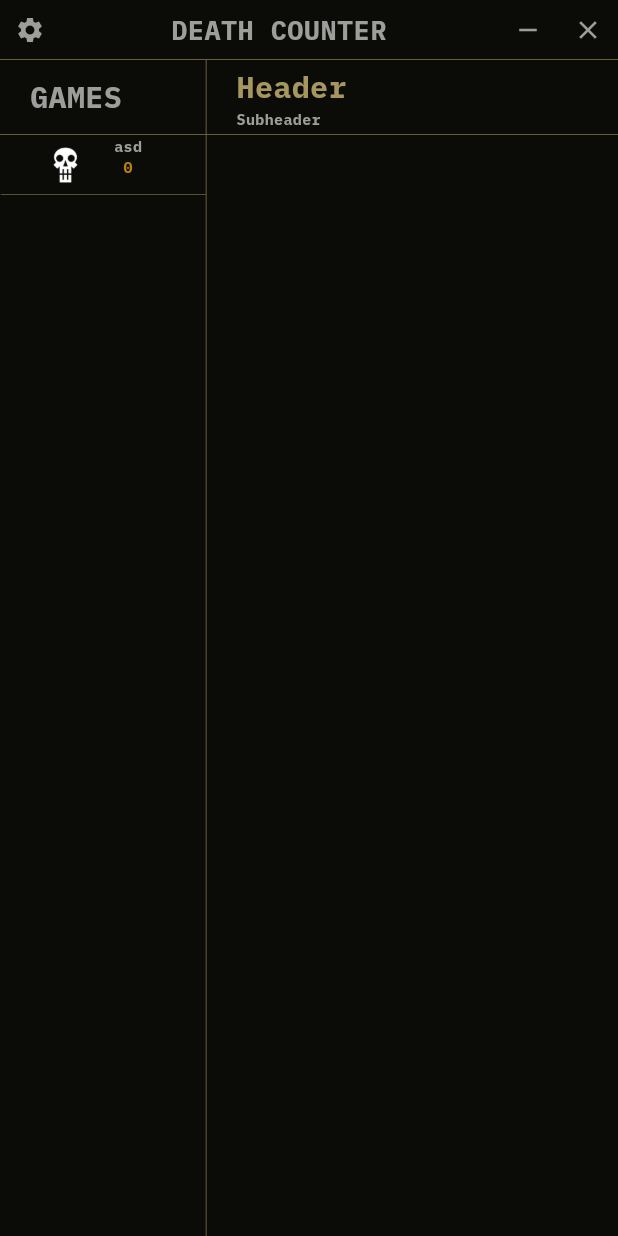
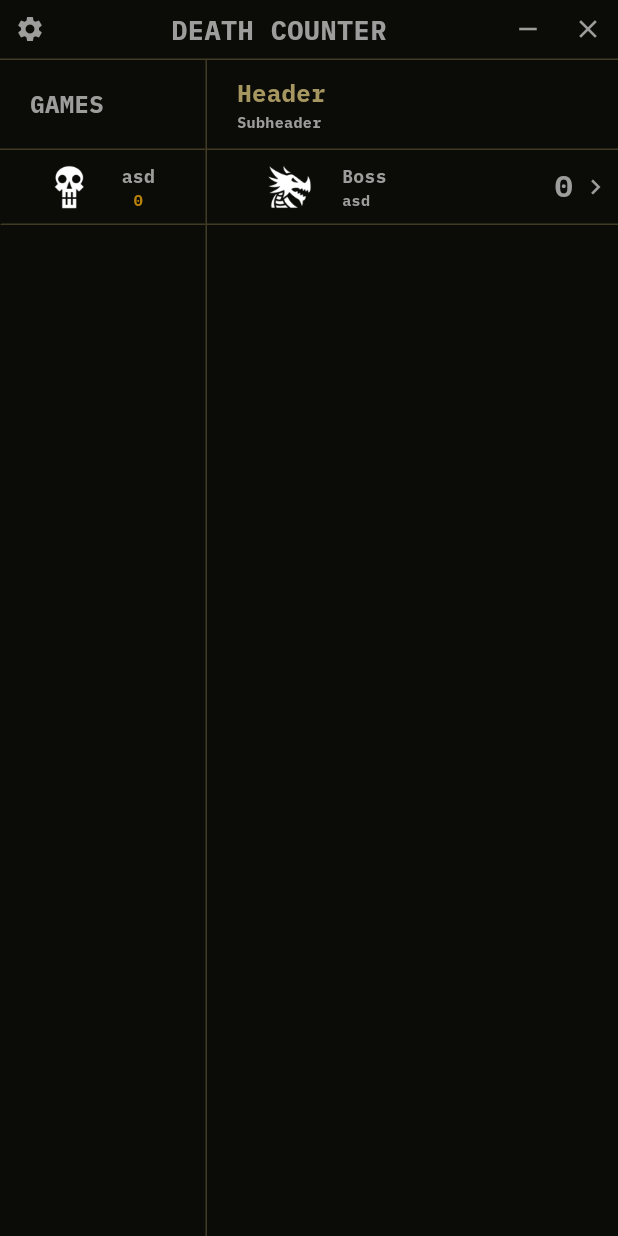
Before and after one commit to Wonder849/Death-Counter, a Flutter app: the screen it shows after launch, on a phone screen of 412 x 824 dp. Run offline on Flutter 3.47's test engine with Material 3 defaults, Android fonts, the light colour scheme and no system bars; missing offline and left inert: window_manager.

Commit message:
Add boss tile & fix sizes

```diff
--- a/lib/models/boss_model.dart
+++ b/lib/models/boss_model.dart
@@ -2,7 +2,7 @@ import 'package:flutter/material.dart';
 
 // Boss information
 class BossModel {
-  ImageProvider? bossIcon = AssetImage('Img/skull.png');
+  ImageProvider bossIcon = AssetImage('Img/dragon.png');
 
   String bossTitle = "Boss";
   String? bossSubTitle;
@@ -11,7 +11,7 @@ class BossModel {
 
   BossModel({ImageProvider? bossImage, required this.bossTitle, bossSubtitle, int? deaths})
   {
-    bossIcon = bossImage;
+    bossIcon = bossImage ?? AssetImage('Img/dragon.png');
     bossTitle = bossTitle;
     bossSubTitle = bossSubtitle;
     deaths = deaths;
--- a/lib/models/game_model.dart
+++ b/lib/models/game_model.dart
@@ -12,6 +12,7 @@ class GameModel {
   List<BossModel>? bosses;
 
   GameModel({ImageProvider? gameIcon, required this.gameName,int? gameDeaths,List<BossModel>? bosses}) {
+    gameIcon = gameIcon ?? AssetImage('Img/skull.png');
     gameName = gameName;
     gameDeaths = gameDeaths;
     bosses = bosses;
--- a/lib/pages/main_page.dart
+++ b/lib/pages/main_page.dart
@@ -1,6 +1,8 @@
+import 'package:death_counter/models/boss_model.dart';
 import 'package:death_counter/models/game_model.dart';
 import 'package:death_counter/styles/colors.dart';
 import 'package:death_counter/styles/sizes.dart';
+import 'package:death_counter/tiles.dart/boss_tile.dart';
 import 'package:death_counter/tiles.dart/game_tile.dart';
 import 'package:death_counter/utils/lists_headers.dart';
 import 'package:death_counter/utils/title_bar.dart';
@@ -31,7 +33,12 @@ class _MainPageState extends State<MainPage> {
                   ],
                 )),
                 VerticalDivider(width: MySizes.borderWidth, color: MyColors.bordersColor, thickness: MySizes.borderWidth,),
-                Expanded(flex: 2, child: BossListHeader()),
+                Expanded(flex: 2, child: Column(
+                  children: [
+                    BossListHeader(),
+                    BossTile(boss: BossModel(bossTitle: "Boss", bossSubtitle: "asd"))
+                  ],
+                )),
               ],
             ),
           ),
--- a/lib/styles/colors.dart
+++ b/lib/styles/colors.dart
@@ -3,7 +3,7 @@ import 'package:flutter/material.dart';
 class MyColors
 {
   static const mainDarkColor = Color(0xFF0b0b08);
-  static const bordersColor = Color(0xFFa6965f);
+  static const bordersColor = Color(0xFF413B26);
   static const whiteColor = Color(0xFF9d9d9c);
   static const yellowColor = Color(0xFFB8820A);
   static const almostYellowColor = Color(0xFFA6965F);
--- a/lib/styles/sizes.dart
+++ b/lib/styles/sizes.dart
@@ -3,10 +3,18 @@
 class MySizes
 {
   static const double textPad20 = 20;
-  static const double borderWidth = 0.4;
-  static const double headersHeight = 50;
-  static const double titlesTextSz = 20;
+
+  static const double borderWidth = 1;
+  static const double headersHeight = 60;
+
+  static const double titlesTextSz = 16;
   static const double subTitlesTextSz = 10;
-  static const double tilesHight = 40;
-  static const double iconsSz = 25;
+
+  static const double tilesTextSz = 12;
+
+  static const double tilesHight = 50;
+  static const double iconsSz = 30;
+
+  static const double buttonIconContSz = 40;
+  static const double buttonIconSz = 20;
 }
--- a/lib/tiles.dart/boss_tile.dart
+++ b/lib/tiles.dart/boss_tile.dart
@@ -0,0 +1,81 @@
+import 'package:death_counter/models/boss_model.dart';
+import 'package:death_counter/utils/buttons.dart';
+import 'package:death_counter/styles/colors.dart';
+import 'package:death_counter/styles/sizes.dart';
+import 'package:flutter/material.dart';
+
+// Widget that contains boss info
+// also contains button to interactive page
+// for changing boss info
+class BossTile extends StatefulWidget {
+
+  final BossModel boss;
+
+  const BossTile({super.key, required this.boss});
+
+  @override
+  State<BossTile> createState() => _BossTileState();
+}
+
+class _BossTileState extends State<BossTile> {
+
+  bool isSelected = false; // to check if this tile is selected for changing bg
+  bool isHighestDeaths = false; // to change deaths color
+
+  @override
+  Widget build(BuildContext context) {
+    return Container(
+      height: MySizes.tilesHight,
+      padding: EdgeInsets.only(left: 40),
+      decoration: BoxDecoration(
+        color: isSelected ? MyColors.activeTileBg : Colors.transparent,
+        border: Border(
+          bottom: BorderSide(color: MyColors.bordersColor, width: 1)
+        )
+      ),
+      child: Row(
+        crossAxisAlignment: CrossAxisAlignment.center,
+        children: [
+          Image(
+            image: widget.boss.bossIcon, height: MySizes.iconsSz, width: MySizes.iconsSz, fit: BoxFit.contain
+          ),
+          Expanded(
+            child: Padding(
+            padding: EdgeInsets.only(left: 20),
+            child: Column(
+              crossAxisAlignment: CrossAxisAlignment.start,
+              mainAxisSize: MainAxisSize.min,
+              children: [
+                Text(
+                  widget.boss.bossTitle,
+                  style: TextStyle(
+                    color: isSelected? MyColors.almostYellowColor : MyColors.whiteColor,
+                    fontSize: MySizes.tilesTextSz,
+                  ),
+                ),
+                Text(
+                  widget.boss.bossSubTitle?.toString() ?? '',
+                  style: TextStyle(color: isSelected? MyColors.yellowColor : MyColors.whiteColor, fontSize: 10),
+                ),
+              ],
+            ),
+            ),
+          ),
+          Row(
+            crossAxisAlignment: CrossAxisAlignment.start,
+            children: [
+              Text(
+                widget.boss.deaths?.toString() ?? '0',
+                style: TextStyle(
+                  color: isHighestDeaths? MyColors.yellowColor : MyColors.whiteColor,
+                  fontSize: 20
+                ),
+              ),
+              MyIconButton(icon: Icons.chevron_right, onPressed: () => {}, contSize: 30, iconSize: 20)
+            ],
+          )
+        ],
+      ),
+    );
+  }
+}
--- a/lib/tiles.dart/game_tile.dart
+++ b/lib/tiles.dart/game_tile.dart
@@ -7,7 +7,7 @@ import 'package:flutter/material.dart';
 class GameTile extends StatefulWidget {
   final GameModel game;
 
-  GameTile({required this.game, super.key});
+  const GameTile({required this.game, super.key});
 
   @override
   State<GameTile> createState() => _GameTileState();
@@ -19,17 +19,18 @@ class _GameTileState extends State<GameTile> {
   @override
   Widget build(BuildContext context) {
     return Container(
-      height: 40,
+      height: MySizes.tilesHight,
       decoration: BoxDecoration(
         color: isSelected ? MyColors.activeTileBg : Colors.transparent,
         border: Border(
           left: isSelected? BorderSide(width: 2, color: MyColors.yellowColor) : BorderSide(color: Colors.transparent),
-          bottom: BorderSide(width: MySizes.borderWidth, color: MyColors.bordersColor),
+          bottom: BorderSide(color: MyColors.bordersColor, width: 1)
         )
       ),
       child: Container(
         padding: EdgeInsets.only(left: 30),
         child: Row(
+          crossAxisAlignment: CrossAxisAlignment.center,
           children: [
             Image(
               image: widget.game.gameIcon, height: MySizes.iconsSz, width: MySizes.iconsSz, fit: BoxFit.contain
@@ -37,12 +38,13 @@ class _GameTileState extends State<GameTile> {
             Container(
               padding: EdgeInsets.only(left: 20),
               child: Column(
+                mainAxisAlignment: MainAxisAlignment.center,
                 children: [
                   Text(
                     widget.game.gameName,
                     style: TextStyle(
                       color: isSelected? MyColors.almostYellowColor : MyColors.whiteColor,
-                      fontSize: 10,
+                      fontSize: MySizes.tilesTextSz,
                     ),
                   ),
                   Text(
--- /dev/null
+++ b/lib/utils/buttons.dart
@@ -0,0 +1,34 @@
+import 'package:death_counter/styles/colors.dart';
+import 'package:flutter/material.dart';
+import 'package:death_counter/styles/sizes.dart';
+
+// TitleBar Button preset
+class MyIconButton extends StatelessWidget {
+  final IconData icon;
+  final VoidCallback onPressed;
+  final double contSize;
+  final double iconSize;
+
+  const MyIconButton({
+    super.key,
+    required this.icon,
+    required this.onPressed,
+    this.contSize = MySizes.buttonIconContSz,
+    this.iconSize = MySizes.buttonIconSz
+  });
+
+  @override
+  Widget build(BuildContext context) {
+    return InkWell(
+      onTap: onPressed,
+      hoverColor: MyColors.hoverTitleBarColor,
+      splashColor: Colors.transparent,
+      child: Container(
+        width: contSize,
+        height: contSize,
+        alignment: Alignment.center,
+        child: Icon(icon, color: MyColors.whiteColor, size: iconSize),
+      ),
+    );
+  }
+}
--- a/lib/utils/title_bar.dart
+++ b/lib/utils/title_bar.dart
@@ -2,7 +2,7 @@ import 'package:death_counter/styles/colors.dart';
 import 'package:death_counter/styles/sizes.dart';
 import 'package:flutter/material.dart';
 import 'package:window_manager/window_manager.dart';
-
+import 'buttons.dart';
 // Custom title bar with title,
 // Close, Hide to Tray and Setting buttons
 class CustomTitleBar extends StatelessWidget {
@@ -19,7 +19,7 @@ class CustomTitleBar extends StatelessWidget {
       ),
       child: Row(
         children: [
-          TitleBarButton(icon: Icons.settings, onPressed: () => {}),
+          MyIconButton(icon: (Icons.settings), onPressed: () => {}),
           Expanded(child: DragToMoveArea(
             child: Text(
               "DEATH COUNTER",
@@ -30,43 +30,16 @@ class CustomTitleBar extends StatelessWidget {
               ),
             )
           )),
-          TitleBarButton(
-            icon: Icons.remove,
-            onPressed: () => {windowManager.minimize()},
+          MyIconButton(
+            icon: (Icons.remove),
+            onPressed: () => {windowManager.minimize()}
           ),
-          TitleBarButton(
-            icon: Icons.close,
-            onPressed: () => {windowManager.close()},
+          MyIconButton(
+            icon: (Icons.close),
+            onPressed: () => {windowManager.close()}
           ),
         ],
       ),
     );
   }
 }
-
-// TitleBar Button preset
-class TitleBarButton extends StatelessWidget {
-  final IconData icon;
-  final VoidCallback onPressed;
-
-  const TitleBarButton({
-    super.key,
-    required this.icon,
-    required this.onPressed,
-  });
-
-  @override
-  Widget build(BuildContext context) {
-    return InkWell(
-      onTap: onPressed,
-      hoverColor: MyColors.hoverTitleBarColor,
-      splashColor: Colors.transparent,
-      child: Container(
-        width: 40,
-        height: 40,
-        alignment: Alignment.center,
-        child: Icon(icon, color: MyColors.whiteColor, size: 20,),
-      ),
-    );
-  }
-}
```
Also changed, not shown: Img/dragon.png (added).
